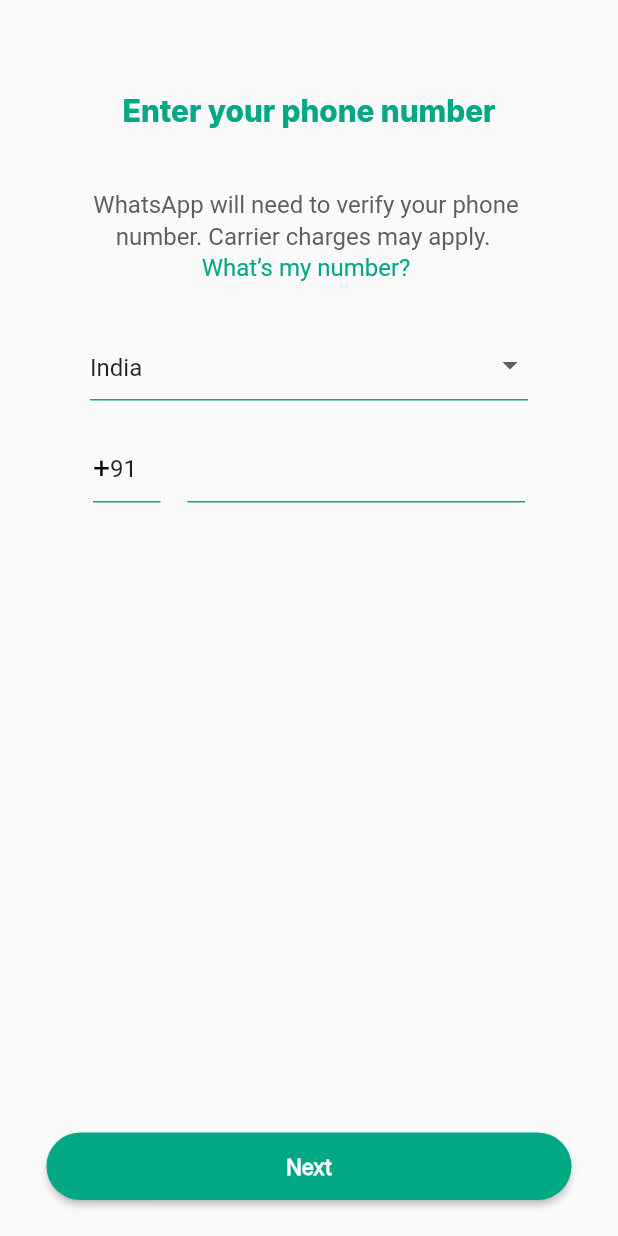
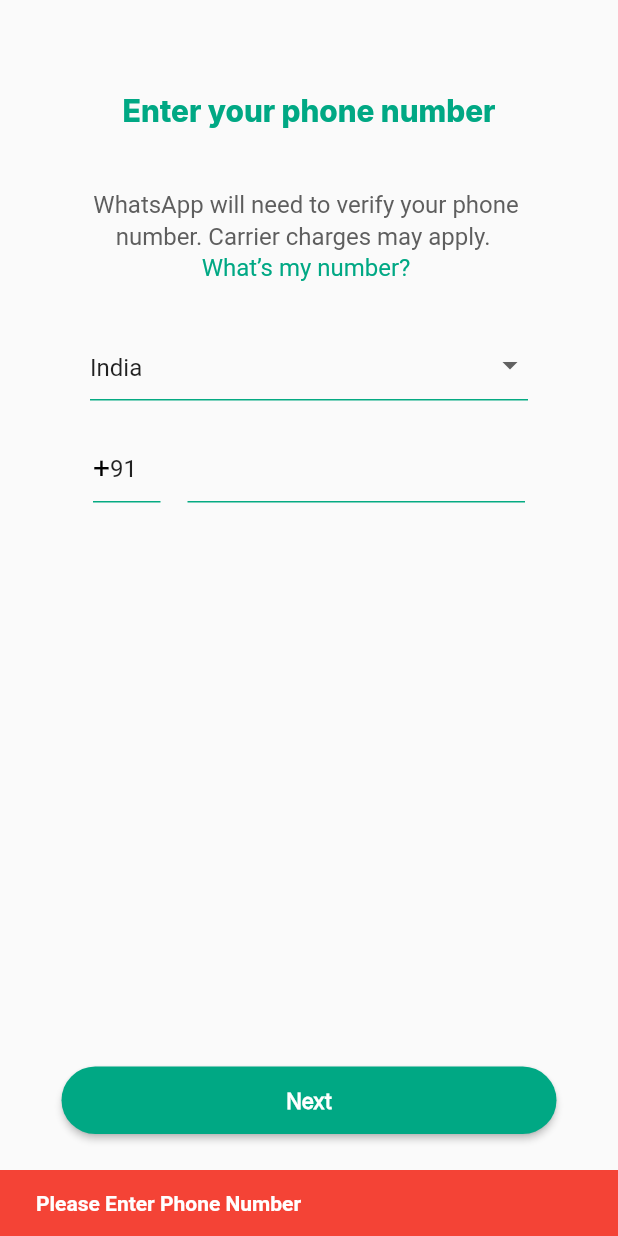
Before and after one commit to RajeshChandak/WhatsApp-UI, a Flutter app: the Loginscreen screen opened directly, after a tap on "Next", on a phone screen of 412 x 824 dp. Run offline on Flutter 3.47's test engine with Material 3 defaults, Android fonts, the phone set to English and light mode, and no system bars; Roboto replaces fonts that are missing (regular).

```diff
--- a/lib/Screens/Login/loginscreen.dart
+++ b/lib/Screens/Login/loginscreen.dart
@@ -1,5 +1,6 @@
 import 'package:flutter/material.dart';
 import 'package:flutter/services.dart';
+import 'package:whatsapp_ui/OTP/otpscreen.dart';
 import 'package:whatsapp_ui/Widgets/uihelper.dart';
 
 class Loginscreen extends StatefulWidget {
@@ -313,14 +314,28 @@ class _LoginscreenState extends State<Loginscreen> {
       ),
       floatingActionButton: UiHelper.CustomButtons(
           callback: () {
-            Navigator.push(
-                context,
-                MaterialPageRoute(
-                  builder: (context) => Loginscreen(),
-                ));
+            login(phoneController.text.toString());
           },
           buttonName: "Next"),
       floatingActionButtonLocation: FloatingActionButtonLocation.centerFloat,
     );
   }
+
+  login(String phonenumber) {
+    if (phonenumber == "") {
+      return ScaffoldMessenger.of(context).showSnackBar(SnackBar(
+        content: Text(
+          "Please Enter Phone Number",
+          style: TextStyle(color: Colors.white, fontFamily: "regular", fontWeight: FontWeight.w600),
+        ), backgroundColor: Colors.red,));
+    }
+    else{
+      Navigator.pushReplacement(
+          context,
+          MaterialPageRoute(
+            builder: (context) => otpScreen(phoneNumber: phonenumber,),
+          ));
+    }
+
+  }
 }
```
Also changed, not shown: lib/OTP/otpscreen.dart (added, +86 -0 lines), lib/Widgets/uihelper.dart (+28 -1 lines).
